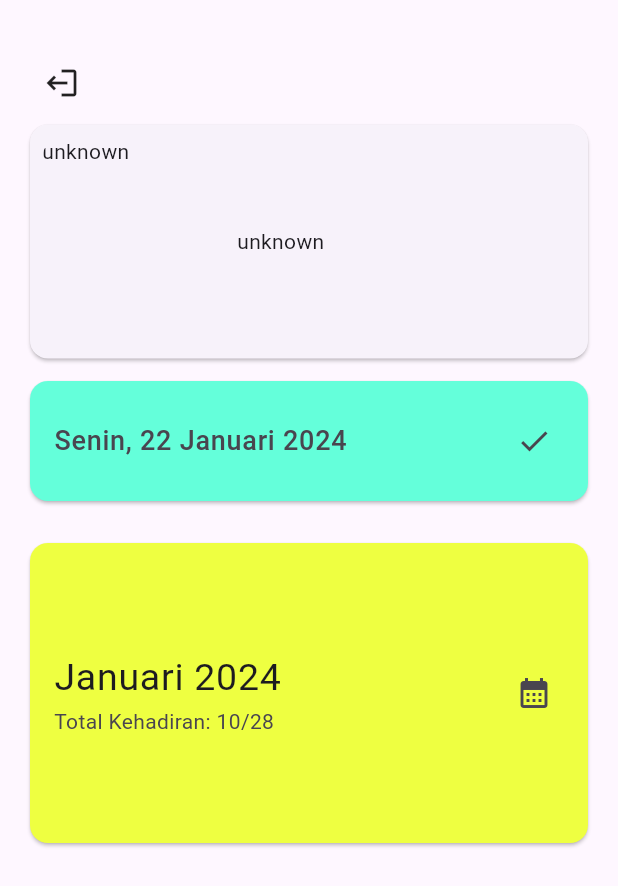
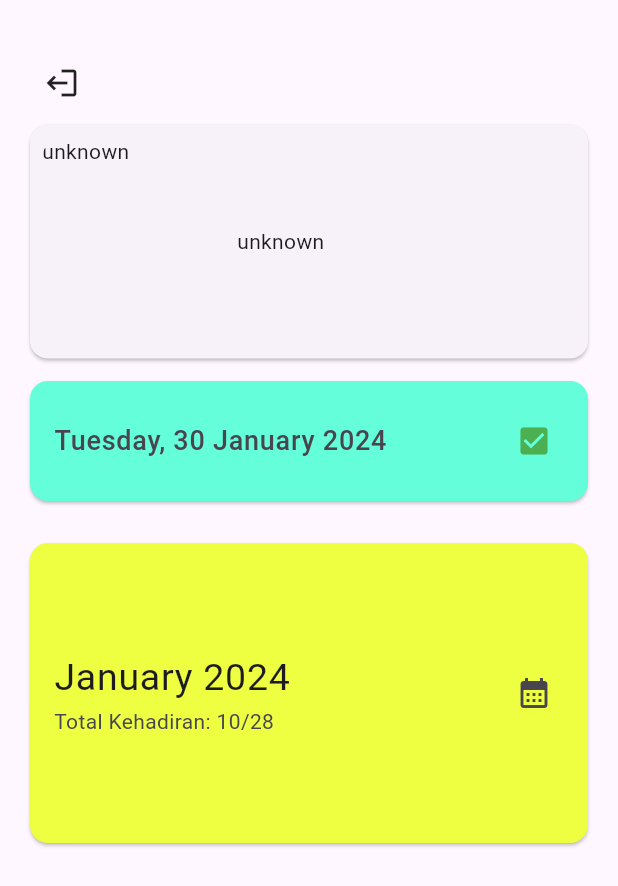
Before and after one commit to Wiratama23/Monitor-Absensi-Murid, a Flutter app: the DashboardSiswa screen opened by its route, on a phone screen of 412 x 824 dp. Shown: the top 886 px of the screen. Run offline on Flutter 3.47's test engine with Material 3 defaults, Android fonts, the phone set to English and light mode, and no system bars; our stand-ins replace get, shared_preferences; missing offline and left inert: dart:ffi; accounts and stored records are empty; statements that could not run were skipped.

Commit message:
dari bang romi(relogin)

```diff
--- a/lib/screen/attendances/controller.dart
+++ b/lib/screen/attendances/controller.dart
@@ -73,6 +73,10 @@ class AttendanceController extends GetxController {
       currentMonthIndex.value = months.length - 1;
     }
   }
+  //
+  // checkAttendanceToday(){
+  //   pre
+  // }
 
   Widget buildLeadingIcon(String? status) {
     return Icon(
--- a/lib/screen/dashboard/dashboard_screen.dart
+++ b/lib/screen/dashboard/dashboard_screen.dart
@@ -1,11 +1,14 @@
 import 'package:absensi_sd/dummyData.dart';
 import 'package:absensi_sd/routes/routes_name.dart';
+import 'package:absensi_sd/screen/attendances/controller.dart';
 import 'package:absensi_sd/screen/dashboard/components/profile.dart';
 import 'package:absensi_sd/screen/dashboard/controller.dart';
 import 'package:absensi_sd/screen/globalcomponents/build_tile.dart';
 import 'package:flutter/material.dart';
 import 'package:get/get.dart';
 import 'dart:math' as math;
+
+import 'package:intl/intl.dart';
 
 class DashboardSiswa extends GetView<DashboardController> {
   DashboardSiswa({super.key});
@@ -34,7 +37,7 @@ class DashboardSiswa extends GetView<DashboardController> {
               child: GestureDetector(
                 onTap: (){
                   //adding logout function.........
-                  Get.toNamed(Names.pageLogin);
+                  // Get.toNamed(Names.pageLogin);
                   controller.logout();
                 },
                 child: SizedBox(
@@ -57,21 +60,25 @@ class DashboardSiswa extends GetView<DashboardController> {
               ),
             ),
             const SizedBox(height: 5),
-            Padding(
+
+            DateTime.now().weekday<6 ?Padding(
               padding: const EdgeInsets.symmetric(horizontal: 16.0),
               child: Card(
-                color: Colors.tealAccent,
+                color: AttendanceController().genColor("Hadir"),
                 child: Container(
                   height: 80,
-                  child: const Center(
-                    child: ListTile(
-                      leading: Text("Senin, 22 Januari 2024", style: TextStyle(fontSize: 18)),
-                      trailing: Icon(Icons.check),
+                  child: Center(
+                    child:  ListTile(
+                      leading:Text(
+                        DateFormat('EEEE, dd MMMM yyyy').format(DateTime.now()),
+                        style: TextStyle(fontSize: 18),
+                      ),
+                      trailing: AttendanceController().buildLeadingIcon("Hadir"),
                     ),
                   ),
                 ),
               ),
-            ),
+            ): SizedBox(),
             const SizedBox(height: 20),
             GestureDetector(
               onTap: (){
@@ -83,9 +90,9 @@ class DashboardSiswa extends GetView<DashboardController> {
                   color: Colors.limeAccent,
                   child: Container(
                     height: 200,
-                    child: const Center(
+                    child: Center(
                       child: ListTile(
-                        title: Text("Januari 2024", style: TextStyle(fontSize: 25)),
+                        title: Text(DateFormat('MMMM yyyy').format(DateTime.now()), style: TextStyle(fontSize: 25)),
                         subtitle: Text("Total Kehadiran: 10/28"),
                         trailing: Icon(Icons.calendar_month),
                       ),
```
Also changed, not shown: lib/screen/dashboard/controller.dart (+11 -26 lines), lib/screen/loginscreen/controller.dart (+56 -10 lines).
